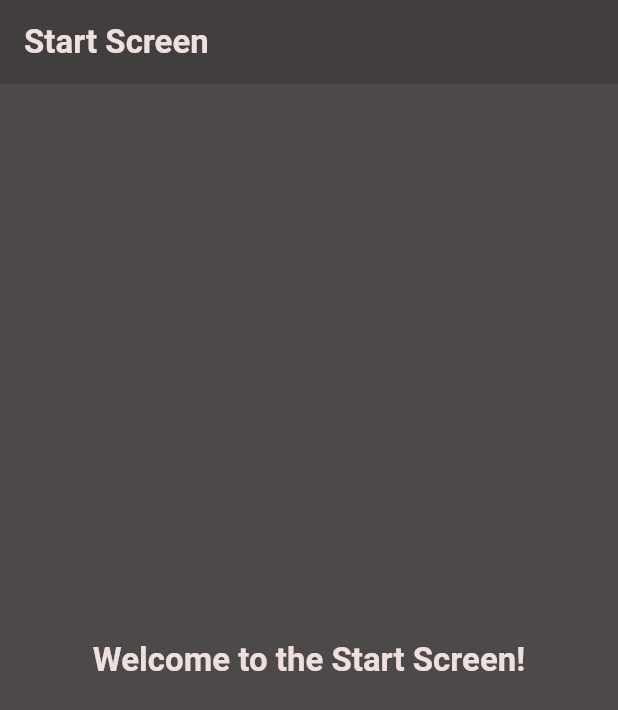
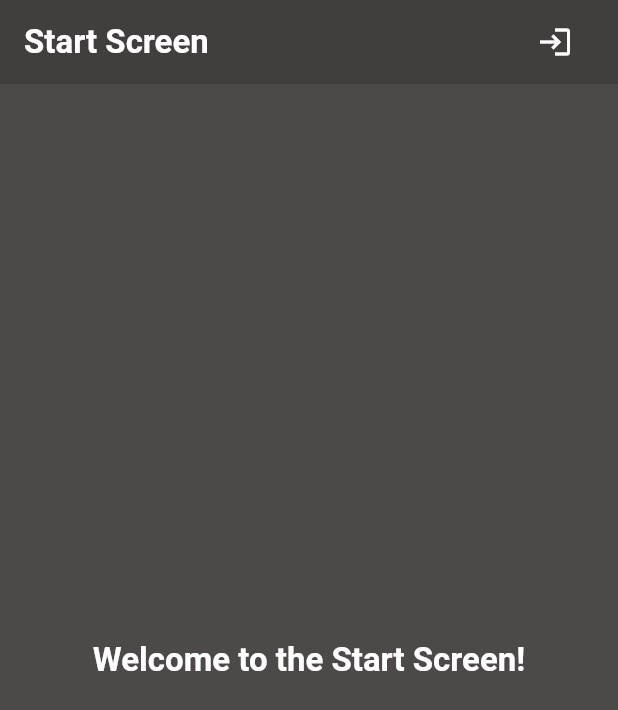
Before and after one commit to DawidMartyniuk/Exercise-Plan-Front, a Flutter app: the screen it shows after launch, on a phone screen of 412 x 824 dp. Shown: the top 710 px of the screen. Run offline on Flutter 3.47's test engine with Material 3 defaults, Android fonts, the phone set to English and light mode, and no system bars; our stand-ins replace google_fonts.

Commit message:
add login Screen and change theme

```diff
--- a/lib/main.dart
+++ b/lib/main.dart
@@ -1,16 +1,17 @@
 import 'package:flutter/material.dart';
 
 import 'package:google_fonts/google_fonts.dart';
-import 'package:work_plan_front/startScreen.dart';
+import 'package:work_plan_front/screens/start.dart';
 
-final colorScheme = ColorScheme.fromSeed(
-  brightness: Brightness.dark,
-  seedColor: const Color.fromARGB(240, 0, 0, 0),
-  surface: const Color.fromARGB(239, 65, 61, 61),
-  );
+final colorScheme = const ColorScheme.dark(
+  primary: Colors.black,
+  surface: Color.fromARGB(239, 65, 61, 61),
+  secondary: Color.fromARGB(239, 65, 61, 61),
+  onPrimary: Colors.white,
+  onSurface: Colors.white,
+);
 
 final theme =ThemeData().copyWith(
-
   scaffoldBackgroundColor: colorScheme.surface,
   colorScheme: colorScheme,
   textTheme: GoogleFonts.ubuntuCondensedTextTheme().copyWith(
@@ -23,6 +24,7 @@ final theme =ThemeData().copyWith(
     titleLarge: GoogleFonts.ubuntuCondensed(
       fontWeight: FontWeight.bold,
     ),
+
   ),
 );
 
--- /dev/null
+++ b/lib/screens/start.dart
@@ -0,0 +1,33 @@
+import 'package:flutter/material.dart';
+import 'package:work_plan_front/screens/login.dart';
+
+class Startscreen extends StatelessWidget {
+  @override
+  Widget build(BuildContext context) {
+    return Scaffold(
+      appBar: AppBar(
+        title: Text('Start Screen'),
+        actions: [
+          IconButton(
+            padding: EdgeInsets.symmetric(horizontal: 30),
+            onPressed: () {
+              Navigator.of(context,).push(
+                MaterialPageRoute(builder: (ctx) => LoginScreen(),
+               ),
+              );
+            },
+            icon: Icon(Icons.login),
+          ),
+        ],
+      ),
+      body: Center(
+        child: Text(
+          'Welcome to the Start Screen!',
+          style: Theme.of(context).textTheme.titleLarge!.copyWith(
+            color: Theme.of(context).colorScheme.onSurface,
+          ),
+        ),
+      ),
+    );
+  }
+}
--- a/lib/startScreen.dart
+++ /dev/null
@@ -1,18 +0,0 @@
-import 'package:flutter/material.dart';
-
-class Startscreen extends StatelessWidget {
-  @override
-  Widget build(BuildContext context) {
-    return Scaffold(
-      appBar: AppBar(title: Text('Start Screen')),
-      body: Center(
-        child: Text(
-          'Welcome to the Start Screen!',
-          style: Theme.of(context).textTheme.titleLarge!.copyWith(
-            color: Theme.of(context).colorScheme.onSurface,
-          ),
-        ),
-      ),
-    );
-  }
-}
```
Also changed, not shown: lib/screens/login.dart (added, +185 -0 lines), lib/screens/register.dart (added, +20 -0 lines).
